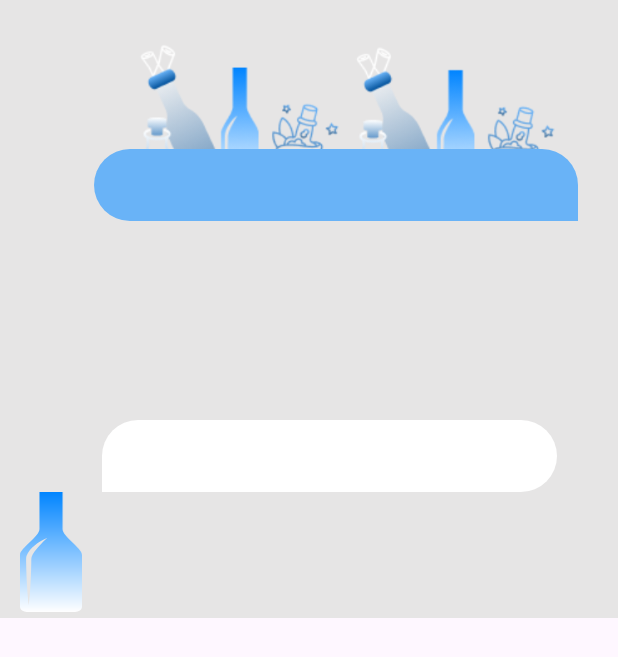
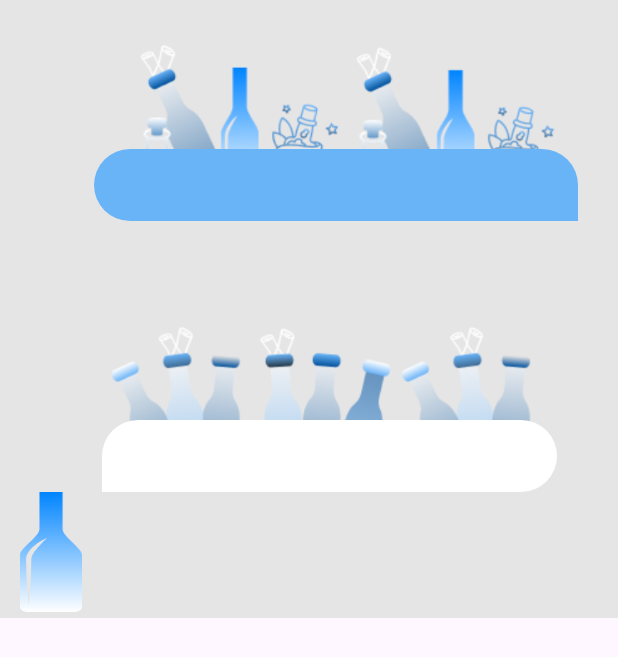
Before and after one commit to z0etz/SplashMessenger, an Android app: the layout item_message_in_bottle.xml on its own in the app's theme, with its tools: preview values and no code run, on a phone screen of 412 x 824 dp. Shown: the top 657 px of the screen. Run offline under Robolectric (Android 15) with nearby library versions, the phone set to English and light mode, and no system bars.

Commit message:
Added new image for item_message_in_bottle.xml.

```diff
--- a/app/src/main/res/layout/item_message_in_bottle.xml
+++ b/app/src/main/res/layout/item_message_in_bottle.xml
@@ -52,29 +52,40 @@
     <!-- Received Bottle-->
 
     <ImageView
-        android:id="@+id/imageProfileWaterBottle"
+        android:id="@+id/imageProfileWaterbottle"
         android:layout_width="@dimen/buttons_sign_up_height"
         android:layout_height="@dimen/large_margin_top"
         android:contentDescription="@string/waterballoon_image_profile_description"
         android:importantForAccessibility="yes"
         android:src="@drawable/waterbottle_image"
         app:layout_constraintStart_toStartOf="parent"
-        app:layout_constraintTop_toBottomOf="@+id/textMessageReceivedWaterBottle" />
+        app:layout_constraintTop_toBottomOf="@+id/textMessageReceivedWaterbottle" />
+
+    <ImageView
+        android:id="@+id/imageReceivedMessageWaterbottle"
+        android:layout_width="@dimen/medium_width"
+        android:layout_height="@dimen/small_height"
+        android:contentDescription="@string/watersplash_received_message_image_description"
+        android:src="@drawable/waterbottle_received_message"
+        app:layout_constraintBottom_toBottomOf="@+id/textMessageReceivedWaterbottle"
+        app:layout_constraintEnd_toEndOf="parent"
+        app:layout_constraintHorizontal_bias="0.579"
+        app:layout_constraintStart_toStartOf="parent" />
 
     <TextView
-        android:id="@+id/textMessageReceivedWaterBottle"
+        android:id="@+id/textMessageReceivedWaterbottle"
         android:layout_width="@dimen/view_bottom_height_sign_up"
         android:layout_height="wrap_content"
         android:layout_marginStart="@dimen/extra_small_margin_top"
         android:layout_marginTop="@dimen/extra_large_margin_top"
         android:background="@drawable/background_received_message"
-        android:importantForAccessibility="yes"
-        android:minHeight="@dimen/button_search"
         android:padding="@dimen/small_padding"
         android:textColor="@color/blue"
         android:textSize="@dimen/medium_text_size"
-        app:layout_constraintStart_toEndOf="@+id/imageProfileWaterBottle"
+        android:minHeight="@dimen/button_search"
+        app:layout_constraintStart_toEndOf="@+id/imageProfileWaterbottle"
         app:layout_constraintTop_toTopOf="parent"
+        app:layout_constraintBottom_toBottomOf="@+id/imageReceivedMessageWaterbottle"
         app:layout_constraintWidth_percent="0.75" />
 
     <TextView
@@ -85,6 +96,6 @@
         android:textColor="@color/white"
         android:textSize="@dimen/small_text_size"
         app:layout_constraintEnd_toEndOf="parent"
-        app:layout_constraintTop_toBottomOf="@+id/textMessageReceivedWaterBottle" />
+        app:layout_constraintTop_toBottomOf="@+id/textMessageReceivedWaterbottle" />
 
 </androidx.constraintlayout.widget.ConstraintLayout>
```
Also changed, not shown: app/src/main/res/drawable/waterbottle_received_message.png (added).
